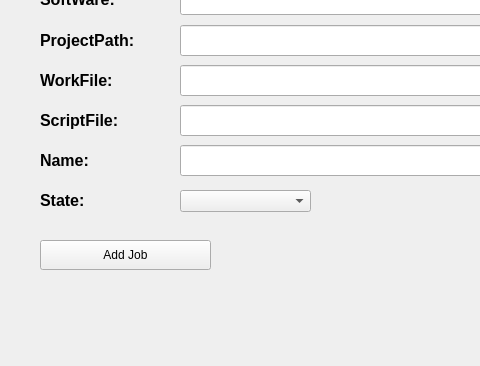
Qt form J_Living/J_LivingScript/python/J_addJobUi.ui (wangziheng0426/JMadOnion) before a commit; both pictures show x 0 to 480 and y 100 to 466 of the 690 by 466 pixel window.
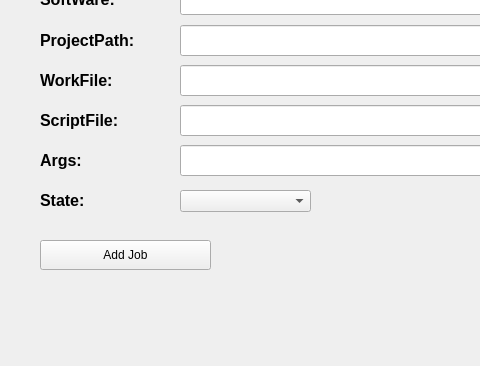
The same form after that commit.

```diff
--- a/J_Living/J_LivingScript/python/J_addJobUi.ui
+++ b/J_Living/J_LivingScript/python/J_addJobUi.ui
@@ -237,7 +237,7 @@
      </font>
     </property>
     <property name="text">
-     <string>Name:</string>
+     <string>Args:</string>
     </property>
    </widget>
    <widget class="QLabel" name="label_9">
```
